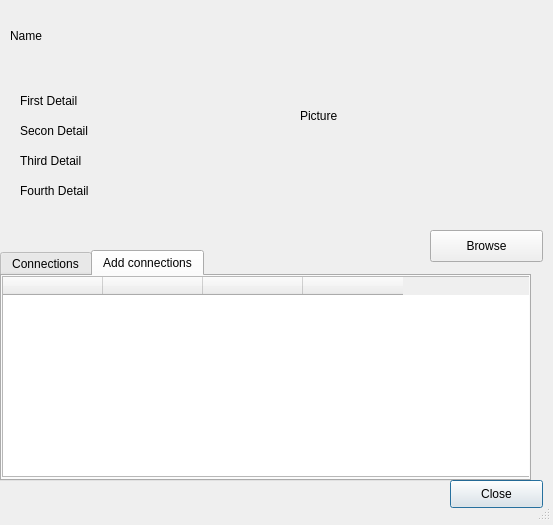
Qt form ui/details.ui (VLN1-Hopur23/VLN1-Hopur23) before a commit.
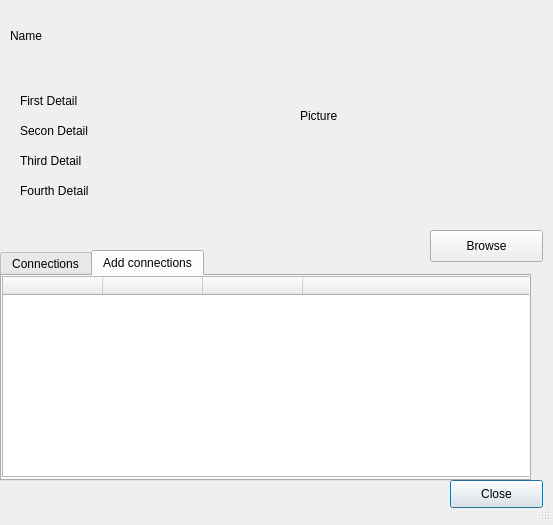
The same form after that commit. The open tabs and pages were chosen to show the change. Icons and pictures are not drawn.

Diff of the .ui file:
```diff
--- a/ui/details.ui
+++ b/ui/details.ui
@@ -238,6 +238,9 @@
      <property name="sortingEnabled">
       <bool>true</bool>
      </property>
+     <attribute name="horizontalHeaderStretchLastSection">
+      <bool>true</bool>
+     </attribute>
      <column>
       <property name="text">
        <string/>
```
Left out of the diff: 5 changed lines with no effect on the pictures.
